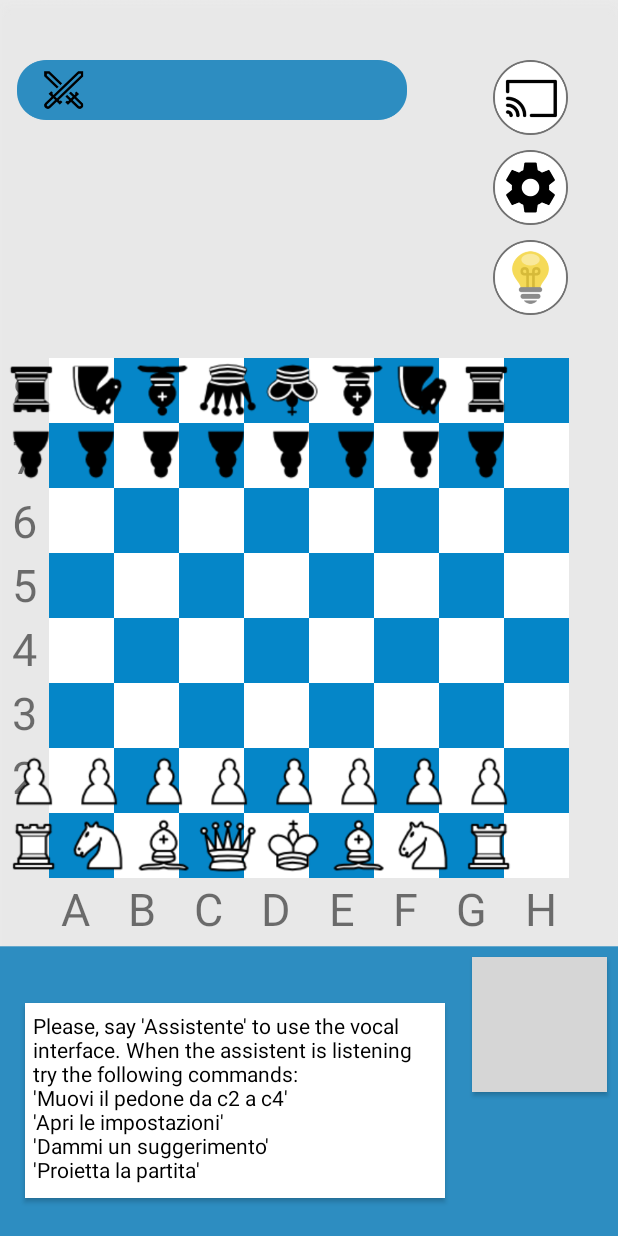
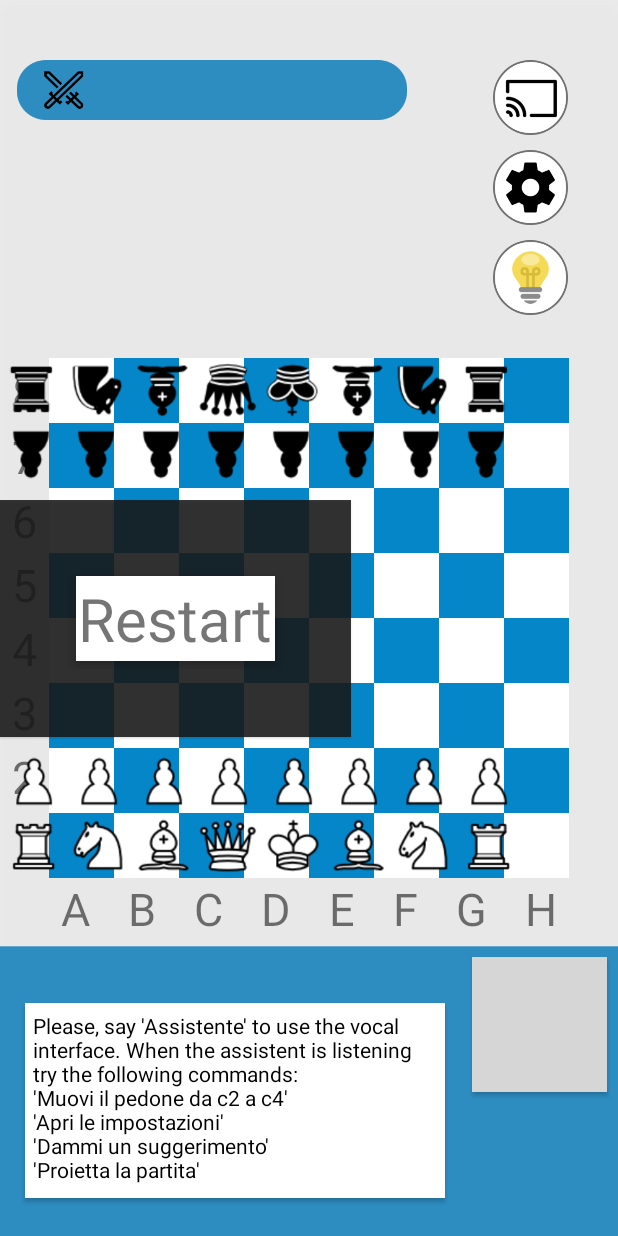
Before and after one commit to ValerioGoretti/ChessEleven, an Android app: the MainActivity screen opened directly, with no data from a screen before it, after a tap on an icon or button, on a phone screen of 412 x 824 dp. Run offline under Robolectric (Android 15) with nearby library versions, the phone set to English and light mode, and no system bars; libraries missing offline, so code that uses them is left out: com.github.bhlangonijr.chesslib; 2 statements that could not run were skipped; grey boxes are pictures that could not be loaded.

Commit message:
pulsante settings

```diff
--- a/Chess-master/app/src/main/java/com/example/dipanshkhandelwal/chess/MainActivity.java
+++ b/Chess-master/app/src/main/java/com/example/dipanshkhandelwal/chess/MainActivity.java
@@ -1373,6 +1373,17 @@ public class MainActivity extends AppCompatActivity implements View.OnClickListe
     }
 
     public void settings(View view) {
-        System.out.println("settings");
+        LinearLayout settingsMenu = (LinearLayout) findViewById(R.id.settingsMenu);
+        settingsMenu.setVisibility(View.VISIBLE);
+    }
+
+    public void cast(View view) {
+        System.out.println("cast");
+    }
+
+    public void restart(View view) {
+        Intent intent = getIntent();
+        finish();
+        startActivity(intent);
     }
 }
--- a/Chess-master/app/src/main/res/layout/activity_main.xml
+++ b/Chess-master/app/src/main/res/layout/activity_main.xml
@@ -73,7 +73,9 @@
         app:layout_constraintStart_toEndOf="@+id/opponent"
         app:layout_constraintTop_toTopOf="@+id/imageView2"
         app:layout_constraintVertical_bias="0"
-        android:layout_marginTop="40dp"></Button>
+        android:layout_marginTop="40dp"
+        android:onClick="cast"
+        tools:ignore="OnClick"></Button>
     <Button
         android:layout_width="50dp"
         android:layout_height="50dp"
@@ -103,6 +105,35 @@
         android:onClick="bestmove"
         tools:ignore="OnClick"></Button>
 
+    <LinearLayout
+        android:id="@+id/settingsMenu"
+        android:layout_width="wrap_content"
+        android:layout_height="wrap_content"
+        android:background="#dc181818"
+        android:orientation="vertical"
+        android:padding="45sp"
+        app:layout_constraintBottom_toBottomOf="parent"
+        app:layout_constraintLeft_toLeftOf="parent"
+        app:layout_constraintRight_toRightOf="parent"
+        app:layout_constraintStart_toStartOf="@+id/imageView2"
+        app:layout_constraintTop_toTopOf="parent"
+        android:translationZ="1dp"
+        android:visibility="gone"
+        >
+
+        <TextView
+            android:id="@+id/pawn_queen"
+            android:layout_width="match_parent"
+            android:layout_height="wrap_content"
+            android:layout_margin="5sp"
+            android:background="#ffffff"
+            android:elevation="6dp"
+            android:padding="1sp"
+            android:text="Restart"
+            android:textAlignment="center"
+            android:textSize="40sp"
+            android:onClick="restart"/>
+    </LinearLayout>
 
     <ImageView
         android:layout_width="wrap_content"
```
